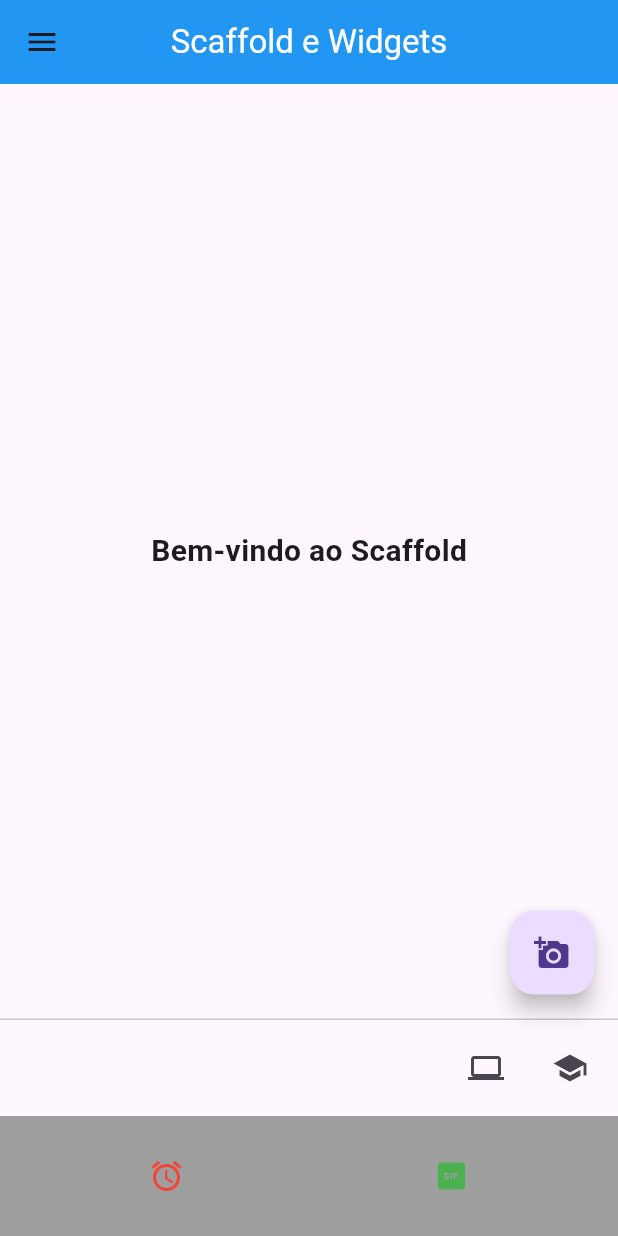
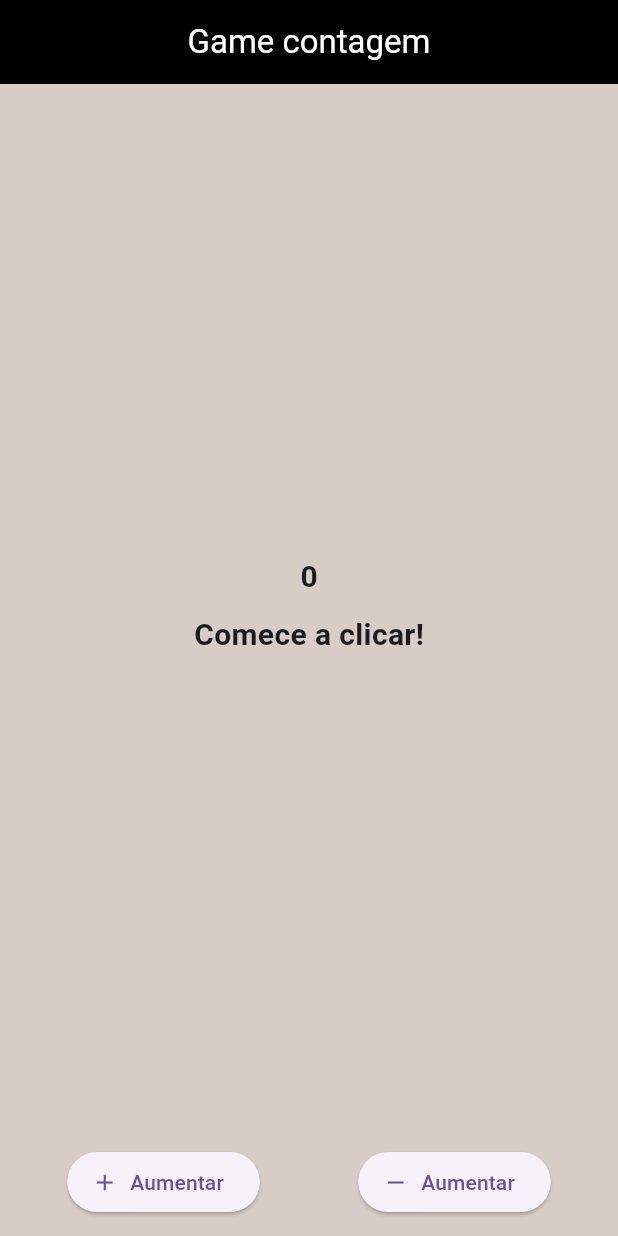
Before and after one commit to diegororiz7/projeto_inicial, a Flutter app: the screen it shows after launch, on a phone screen of 412 x 824 dp. Run offline on Flutter 3.47's test engine with Material 3 defaults, Android fonts, the phone set to English and light mode, and no system bars.

Commit message:
Aula 09-09-2025

```diff
--- /dev/null
+++ b/lib/app_inicial_scaffold.dart
@@ -0,0 +1,122 @@
+// ignore_for_file: avoid_print
+
+import 'package:flutter/material.dart';
+
+void main() {
+  runApp(MyApp());
+}
+
+class MyApp extends StatelessWidget {
+  const MyApp({super.key});
+
+  @override
+  Widget build(BuildContext context) {
+    return MaterialApp(
+      title: 'Scaffold Demo',
+      debugShowCheckedModeBanner: false,
+      theme: ThemeData(primarySwatch: Colors.blue),
+      home: MyHomePage(),
+    );
+  }
+}
+
+class MyHomePage extends StatefulWidget {
+  const MyHomePage({super.key});
+
+  @override
+  State<MyHomePage> createState() => _MyHomePageState();
+}
+
+class _MyHomePageState extends State<MyHomePage> {
+  @override
+  Widget build(BuildContext context) {
+    return Scaffold(
+      appBar: AppBar(
+        title: Text(
+          'Scaffold e Widgets',
+          style: TextStyle(color: Colors.white),
+        ),
+        centerTitle: true,
+        backgroundColor: Colors.blue,
+      ),
+
+      drawer: Drawer(
+        child: ListView(
+          children: [
+            DrawerHeader(child: Center(child: Text('Lista de ícones'))),
+            ListTile(
+              leading: Icon(Icons.home),
+              title: Text('Home'),
+              onTap: () {
+                print('Clicou em Home');
+              },
+            ),
+            ListTile(
+              leading: Icon(Icons.settings),
+              title: Text('Settings'),
+              onTap: () {
+                print('Clicou em Settings');
+              },
+            ),
+          ],
+        ),
+      ),
+
+      body: Center(
+        child: Text(
+          'Bem-vindo ao Scaffold',
+          style: TextStyle(fontSize: 20, fontWeight: FontWeight.bold),
+        ),
+      ),
+
+      floatingActionButton: FloatingActionButton(
+        child: Icon(Icons.add_a_photo),
+        onPressed: () {
+          ScaffoldMessenger.of(
+            context,
+          ).showSnackBar(SnackBar(content: Text('Foto tirada!')));
+        },
+      ),
+
+      bottomNavigationBar: BottomAppBar(
+        color: Colors.grey,
+        child: Row(
+          mainAxisAlignment: MainAxisAlignment.spaceAround,
+          children: [
+            IconButton(
+              icon: Icon(Icons.alarm, color: Colors.red),
+              onPressed: () {
+                ScaffoldMessenger.of(
+                  context,
+                ).showSnackBar(SnackBar(content: Text('Alarme acionado!')));
+              },
+            ),
+            IconButton(
+              icon: Icon(Icons.gif_box, color: Colors.green),
+              onPressed: () {
+                ScaffoldMessenger.of(
+                  context,
+                ).showSnackBar(SnackBar(content: Text('Caixa acionada!')));
+              },
+            ),
+          ],
+        ),
+      ),
+
+      persistentFooterButtons: [
+        IconButton(
+          icon: Icon(Icons.laptop),
+          onPressed: () {
+            print('ADS');
+          },
+        ),
+        IconButton(
+          icon: Icon(Icons.school),
+          onPressed: () {
+            print('FASM');
+          },
+        ),
+      ],
+    );
+  }
+}
--- a/lib/main.dart
+++ b/lib/main.dart
@@ -1,6 +1,7 @@
-// ignore_for_file: avoid_print
+// ignore_for_file: unused_element
 
 import 'package:flutter/material.dart';
+import 'package:projeto_inicial/app_inicial_scaffold.dart';
 
 void main() {
   runApp(MyApp());
@@ -12,9 +13,9 @@ class MyApp extends StatelessWidget {
   @override
   Widget build(BuildContext context) {
     return MaterialApp(
-      title: 'Scaffold Demo',
+      title: 'Game Contagem',
       debugShowCheckedModeBanner: false,
-      theme: ThemeData(primarySwatch: Colors.blue),
+      theme: ThemeData(primarySwatch: Colors.red),
       home: MyHomePage(),
     );
   }
@@ -28,95 +29,95 @@ class MyHomePage extends StatefulWidget {
 }
 
 class _MyHomePageState extends State<MyHomePage> {
+  int contador = 0;
+
+  void _aumentar() {
+    setState(() {
+      contador++;
+    });
+    _checarEspecial();
+  }
+
+  void _diminuir() {
+    setState(() {
+      contador--;
+    });
+    _checarEspecial();
+  }
+
+  void _checarEspecial() {
+    if (contador % 10 == 0 && contador != 0) {
+      ScaffoldMessenger.of(context).showSnackBar(
+        SnackBar(content: Text('Você chegou a $contador cliques!')),
+      );
+    }
+  }
+
+  String getMensagem() {
+    if (contador < 0) return 'Está diminuindo!';
+    if (contador == 0) return 'Comece a clicar!';
+    if (contador < 10) return 'Está aumentando!';
+    if (contador < 20) return 'Continue clicando!';
+    return 'Clique master!';
+  }
+
+  Color getCorFundo() {
+    if (contador < 0) return Colors.grey.shade100;
+    if (contador == 0) return Colors.brown.shade100;
+    if (contador < 10) return Colors.blue.shade100;
+    if (contador < 20) return Colors.orange.shade100;
+    return Colors.red.shade100;
+  }
+
   @override
   Widget build(BuildContext context) {
     return Scaffold(
       appBar: AppBar(
-        title: Text(
-          'Scaffold e Widgets',
-          style: TextStyle(color: Colors.white),
-        ),
+        title: Text('Game contagem', style: TextStyle(color: Colors.white)),
+        backgroundColor: Colors.black,
         centerTitle: true,
-        backgroundColor: Colors.blue,
       ),
-
-      drawer: Drawer(
-        child: ListView(
+      backgroundColor: getCorFundo(),
+      body: Center(
+        child: Column(
+          mainAxisAlignment: MainAxisAlignment.center,
           children: [
-            DrawerHeader(child: Center(child: Text('Lista de ícones'))),
-            ListTile(
-              leading: Icon(Icons.home),
-              title: Text('Home'),
-              onTap: () {
-                print('Clicou em Home');
-              },
+            AnimatedSwitcher(
+              duration: Duration(milliseconds: 400),
+              transitionBuilder: (child, animation) =>
+                  ScaleTransition(scale: animation, child: child),
+              child: Text(
+                '$contador',
+                key: ValueKey(contador),
+                style: TextStyle(fontSize: 20, fontWeight: FontWeight.bold),
+              ),
             ),
-            ListTile(
-              leading: Icon(Icons.settings),
-              title: Text('Settings'),
-              onTap: () {
-                print('Clicou em Settings');
-              },
+            SizedBox(height: 10),
+            Text(
+              getMensagem(),
+              style: TextStyle(fontSize: 20, fontWeight: FontWeight.bold),
             ),
           ],
         ),
       ),
-
-      body: Center(
-        child: Text(
-          'Bem-vindo ao Scaffold',
-          style: TextStyle(fontSize: 20, fontWeight: FontWeight.bold),
-        ),
-      ),
-
-      floatingActionButton: FloatingActionButton(
-        child: Icon(Icons.add_a_photo),
-        onPressed: () {
-          ScaffoldMessenger.of(
-            context,
-          ).showSnackBar(SnackBar(content: Text('Foto tirada!')));
-        },
-      ),
-
-      bottomNavigationBar: BottomAppBar(
-        color: Colors.grey,
+      bottomNavigationBar: Padding(
+        padding: EdgeInsets.all(12),
         child: Row(
           mainAxisAlignment: MainAxisAlignment.spaceAround,
           children: [
-            IconButton(
-              icon: Icon(Icons.alarm, color: Colors.red),
-              onPressed: () {
-                ScaffoldMessenger.of(
-                  context,
-                ).showSnackBar(SnackBar(content: Text('Alarme acionado!')));
-              },
+            ElevatedButton.icon(
+              onPressed: _aumentar,
+              icon: Icon(Icons.add),
+              label: Text('Aumentar'),
             ),
-            IconButton(
-              icon: Icon(Icons.gif_box, color: Colors.green),
-              onPressed: () {
-                ScaffoldMessenger.of(
-                  context,
-                ).showSnackBar(SnackBar(content: Text('Caixa acionada!')));
-              },
+            ElevatedButton.icon(
+              onPressed: _diminuir,
+              icon: Icon(Icons.remove),
+              label: Text('Aumentar'),
             ),
           ],
         ),
       ),
-
-      persistentFooterButtons: [
-        IconButton(
-          icon: Icon(Icons.laptop),
-          onPressed: () {
-            print('ADS');
-          },
-        ),
-        IconButton(
-          icon: Icon(Icons.school),
-          onPressed: () {
-            print('FASM');
-          },
-        ),
-      ],
     );
   }
 }
```
